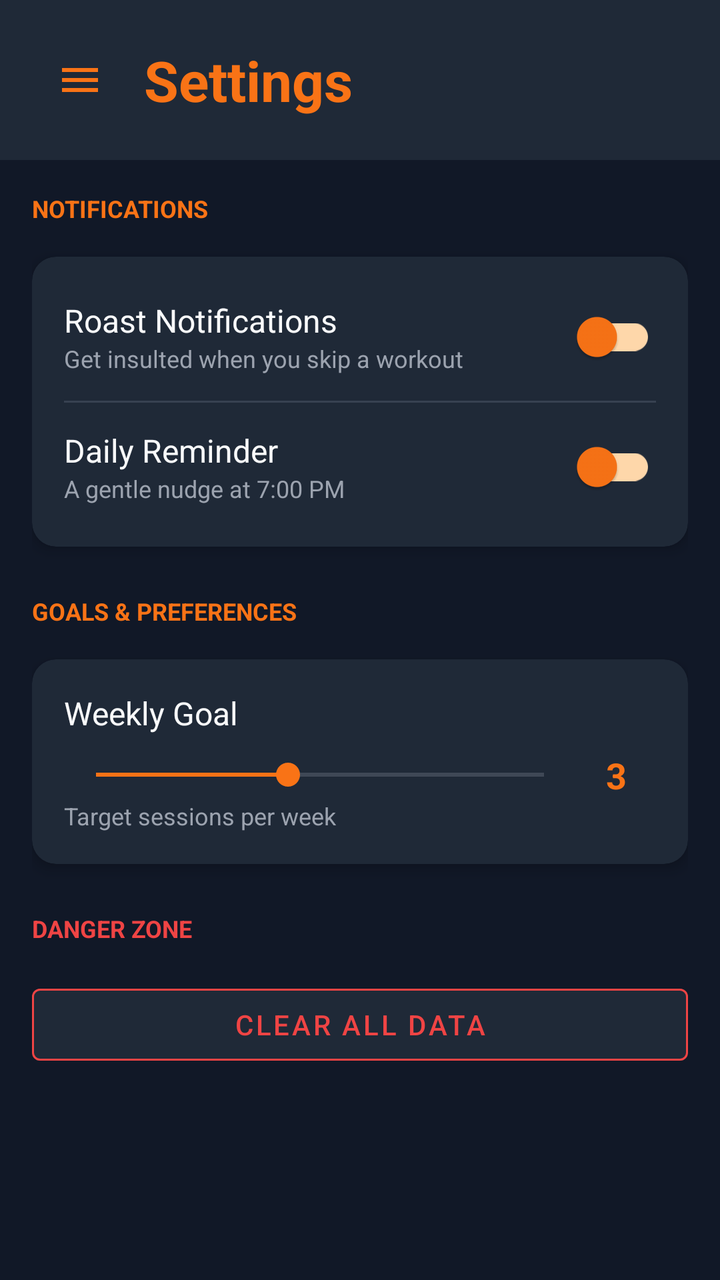
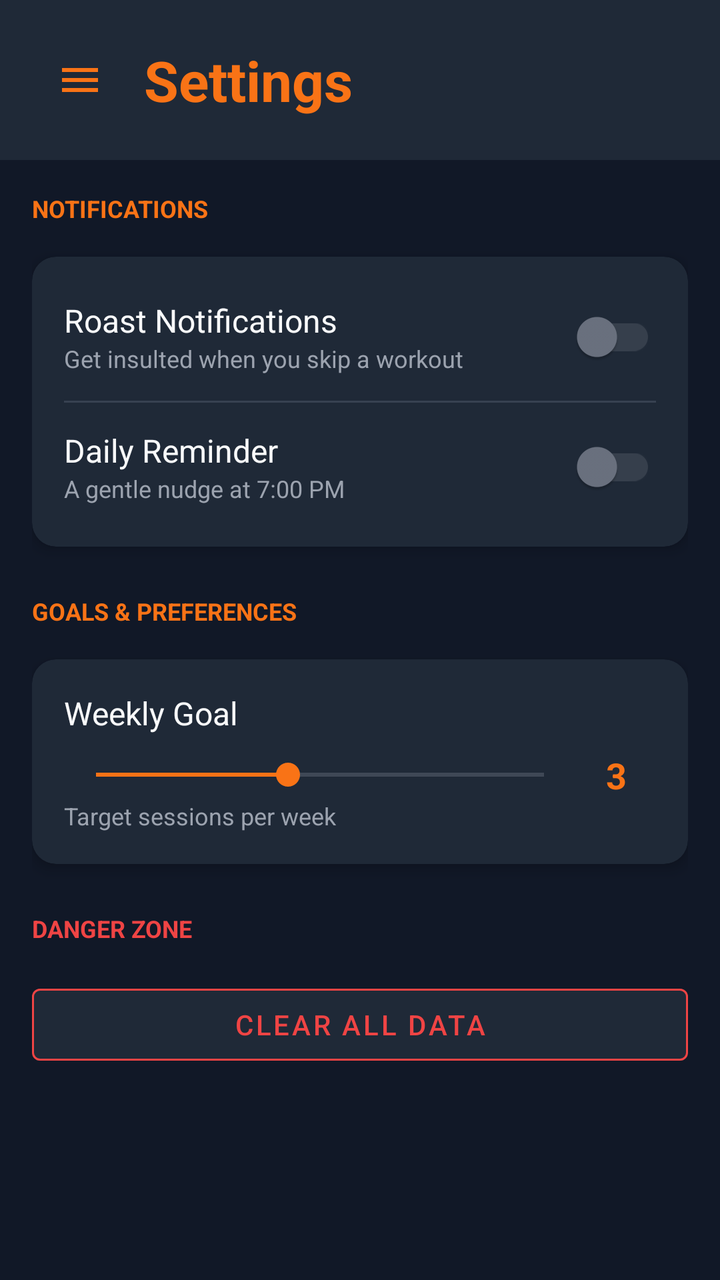

The first picture is an Android layout as it rendered before a commit; the second is the same layout after the commit. The layout source and the unified diff follow.
<!-- AndroidManifest.xml: application theme Theme.FitForge -->
<!-- res/layout/activity_settings.xml -->
<?xml version="1.0" encoding="utf-8"?>
<androidx.drawerlayout.widget.DrawerLayout xmlns:android="http://schemas.android.com/apk/res/android"
    xmlns:app="http://schemas.android.com/apk/res-auto"
    android:id="@+id/drawer_layout"
    android:layout_width="match_parent"
    android:layout_height="match_parent">

    <androidx.constraintlayout.widget.ConstraintLayout
        android:layout_width="match_parent"
        android:layout_height="match_parent"
        android:background="@color/fit_bg">

        
        <LinearLayout
            android:id="@+id/layout_header"
            android:layout_width="match_parent"
            android:layout_height="wrap_content"
            android:orientation="horizontal"
            android:padding="16dp"
            android:gravity="center_vertical"
            android:background="@color/fit_surface"
            app:layout_constraintTop_toTopOf="parent">

            <ImageButton
                android:id="@+id/btnMenu"
                android:layout_width="48dp"
                android:layout_height="48dp"
                android:src="@drawable/ic_menu"
                android:background="?attr/selectableItemBackgroundBorderless"
                app:tint="@color/fit_orange"
                android:layout_marginEnd="8dp" />

            <TextView
                android:layout_width="0dp"
                android:layout_height="wrap_content"
                android:layout_weight="1"
                android:text="Settings"
                style="@style/TitleTextStyle" />
        </LinearLayout>

        <ScrollView
            android:layout_width="match_parent"
            android:layout_height="0dp"
            app:layout_constraintTop_toBottomOf="@id/layout_header"
            app:layout_constraintBottom_toBottomOf="parent">

            <LinearLayout
                android:layout_width="match_parent"
                android:layout_height="wrap_content"
                android:orientation="vertical"
                android:padding="16dp">

                <TextView
                    android:layout_width="wrap_content"
                    android:layout_height="wrap_content"
                    android:text="NOTIFICATIONS"
                    android:textSize="12sp"
                    android:textStyle="bold"
                    android:textColor="@color/fit_orange"
                    android:layout_marginBottom="16dp" />

                <androidx.cardview.widget.CardView
                    android:layout_width="match_parent"
                    android:layout_height="wrap_content"
                    android:layout_marginBottom="24dp"
                    style="@style/DarkCardStyle">

                    <LinearLayout
                        android:layout_width="match_parent"
                        android:layout_height="wrap_content"
                        android:orientation="vertical"
                        android:padding="8dp">

                        <LinearLayout
                            android:layout_width="match_parent"
                            android:layout_height="wrap_content"
                            android:orientation="horizontal"
                            android:gravity="center_vertical"
                            android:padding="8dp">
                            <LinearLayout
                                android:layout_width="0dp"
                                android:layout_height="wrap_content"
                                android:layout_weight="1"
                                android:orientation="vertical">
                                <TextView
                                    android:layout_width="wrap_content"
                                    android:layout_height="wrap_content"
                                    android:text="Roast Notifications"
                                    android:textColor="@color/fit_text_primary"
                                    android:textSize="16sp" />
                                <TextView
                                    android:layout_width="wrap_content"
                                    android:layout_height="wrap_content"
                                    android:text="Get insulted when you skip a workout"
                                    android:textColor="@color/fit_text_secondary"
                                    android:textSize="12sp" />
                            </LinearLayout>
                            <androidx.appcompat.widget.SwitchCompat
                                android:id="@+id/switchRoast"
                                android:layout_width="wrap_content"
                                android:layout_height="wrap_content"
                                app:thumbTint="@color/fit_orange"
                                app:trackTint="@color/fit_orange_light" />
                        </LinearLayout>

                        <View
                            android:layout_width="match_parent"
                            android:layout_height="1dp"
                            android:background="@color/fit_divider"
                            android:layout_marginHorizontal="8dp" />

                        <LinearLayout
                            android:layout_width="match_parent"
                            android:layout_height="wrap_content"
                            android:orientation="horizontal"
                            android:gravity="center_vertical"
                            android:padding="8dp">
                            <LinearLayout
                                android:layout_width="0dp"
                                android:layout_height="wrap_content"
                                android:layout_weight="1"
                                android:orientation="vertical">
                                <TextView
                                    android:layout_width="wrap_content"
                                    android:layout_height="wrap_content"
                                    android:text="Daily Reminder"
                                    android:textColor="@color/fit_text_primary"
                                    android:textSize="16sp" />
                                <TextView
                                    android:layout_width="wrap_content"
                                    android:layout_height="wrap_content"
                                    android:text="A gentle nudge at 7:00 PM"
                                    android:textColor="@color/fit_text_secondary"
                                    android:textSize="12sp" />
                            </LinearLayout>
                            <androidx.appcompat.widget.SwitchCompat
                                android:id="@+id/switchReminder"
                                android:layout_width="wrap_content"
                                android:layout_height="wrap_content"
                                app:thumbTint="@color/fit_orange"
                                app:trackTint="@color/fit_orange_light" />
                        </LinearLayout>
                    </LinearLayout>
                </androidx.cardview.widget.CardView>

                <TextView
                    android:layout_width="wrap_content"
                    android:layout_height="wrap_content"
                    android:text="GOALS &amp; PREFERENCES"
                    android:textSize="12sp"
                    android:textStyle="bold"
                    android:textColor="@color/fit_orange"
                    android:layout_marginBottom="16dp" />

                <androidx.cardview.widget.CardView
                    android:layout_width="match_parent"
                    android:layout_height="wrap_content"
                    android:layout_marginBottom="24dp"
                    style="@style/DarkCardStyle">

                    <LinearLayout
                        android:layout_width="match_parent"
                        android:layout_height="wrap_content"
                        android:orientation="vertical"
                        android:padding="16dp">

                        <TextView
                            android:layout_width="wrap_content"
                            android:layout_height="wrap_content"
                            android:text="Weekly Goal"
                            android:textColor="@color/fit_text_primary"
                            android:textSize="16sp" />

                        <LinearLayout
                            android:layout_width="match_parent"
                            android:layout_height="wrap_content"
                            android:orientation="horizontal"
                            android:gravity="center_vertical"
                            android:layout_marginTop="8dp">
                            <SeekBar
                                android:id="@+id/seekBarGoal"
                                android:layout_width="0dp"
                                android:layout_height="wrap_content"
                                android:layout_weight="1"
                                android:max="7"
                                android:progress="3"
                                android:progressTint="@color/fit_orange"
                                android:thumbTint="@color/fit_orange" />
                            <TextView
                                android:id="@+id/tvGoalValue"
                                android:layout_width="40dp"
                                android:layout_height="wrap_content"
                                android:text="3"
                                android:gravity="center"
                                android:textColor="@color/fit_orange"
                                android:textStyle="bold"
                                android:textSize="18sp" />
                        </LinearLayout>
                        <TextView
                            android:layout_width="wrap_content"
                            android:layout_height="wrap_content"
                            android:text="Target sessions per week"
                            android:textColor="@color/fit_text_secondary"
                            android:textSize="12sp" />
                    </LinearLayout>
                </androidx.cardview.widget.CardView>

                <TextView
                    android:layout_width="wrap_content"
                    android:layout_height="wrap_content"
                    android:text="DANGER ZONE"
                    android:textSize="12sp"
                    android:textStyle="bold"
                    android:textColor="@color/fit_error"
                    android:layout_marginBottom="16dp" />

                <Button
                    android:id="@+id/btnClearData"
                    android:layout_width="match_parent"
                    android:layout_height="wrap_content"
                    android:text="Clear All Data"
                    android:backgroundTint="@color/fit_surface"
                    android:textColor="@color/fit_error"
                    app:strokeColor="@color/fit_error"
                    app:strokeWidth="1dp"
                    style="@style/Widget.MaterialComponents.Button.OutlinedButton" />

            </LinearLayout>
        </ScrollView>
    </androidx.constraintlayout.widget.ConstraintLayout>

    <com.google.android.material.navigation.NavigationView
        android:id="@+id/nav_view"
        android:layout_width="wrap_content"
        android:layout_height="match_parent"
        android:layout_gravity="start"
        android:background="@color/fit_surface"
        app:headerLayout="@layout/nav_header"
        app:menu="@menu/drawer_menu"
        app:itemTextColor="@color/fit_text_primary"
        app:itemIconTint="@color/fit_orange" />

</androidx.drawerlayout.widget.DrawerLayout>
<!-- res/layout/nav_header.xml (included above) -->
<?xml version="1.0" encoding="utf-8"?>
<androidx.constraintlayout.widget.ConstraintLayout xmlns:android="http://schemas.android.com/apk/res/android"
    xmlns:app="http://schemas.android.com/apk/res-auto"
    android:layout_width="match_parent"
    android:layout_height="180dp"
    android:background="@color/fit_surface"
    android:padding="24dp">

    <View
        android:layout_width="match_parent"
        android:layout_height="match_parent"
        android:background="@drawable/header_gradient"
        app:layout_constraintBottom_toBottomOf="parent"
        app:layout_constraintEnd_toEndOf="parent"
        app:layout_constraintStart_toStartOf="parent"
        app:layout_constraintTop_toTopOf="parent" />

    <com.google.android.material.imageview.ShapeableImageView
        android:id="@+id/ivNavProfilePic"
        android:layout_width="64dp"
        android:layout_height="64dp"
        android:padding="2dp"
        android:scaleType="centerCrop"
        android:src="@drawable/ff_gym_logo"
        app:layout_constraintEnd_toEndOf="parent"
        app:layout_constraintStart_toStartOf="parent"
        app:layout_constraintTop_toTopOf="parent"
        app:shapeAppearanceOverlay="@style/CircleImageView"
        app:strokeColor="@color/fit_orange"
        app:strokeWidth="2dp" />

    <TextView
        android:id="@+id/tvNavUsername"
        android:layout_width="0dp"
        android:layout_height="wrap_content"
        android:layout_marginTop="12dp"
        android:text="FitForge User"
        android:textColor="@color/white"
        android:textSize="20sp"
        android:textStyle="bold"
        android:ellipsize="end"
        android:gravity="center"
        android:singleLine="true"
        app:layout_constraintEnd_toEndOf="parent"
        app:layout_constraintStart_toStartOf="parent"
        app:layout_constraintTop_toBottomOf="@id/ivNavProfilePic" />

    <TextView
        android:id="@+id/tvNavTagline"
        android:layout_width="wrap_content"
        android:layout_height="wrap_content"
        android:text="Built Different"
        android:textColor="@color/fit_orange"
        android:textSize="14sp"
        android:textStyle="italic"
        app:layout_constraintEnd_toEndOf="parent"
        app:layout_constraintStart_toStartOf="parent"
        app:layout_constraintTop_toBottomOf="@id/tvNavUsername" />

</androidx.constraintlayout.widget.ConstraintLayout>
<!-- resources referenced by this layout -->
<resources>
  <color name="fit_bg">#111827</color>
  <color name="fit_divider">#374151</color>
  <color name="fit_error">#EF4444</color>
  <color name="fit_orange">#F97316</color>
  <color name="fit_orange_light">#FED7AA</color>
  <color name="fit_surface">#1F2937</color>
  <color name="fit_text_primary">#F9FAFB</color>
  <color name="fit_text_secondary">#9CA3AF</color>
  <color name="white">#FFFFFF</color>
  <!-- drawable header_gradient (drawable) -->
  <?xml version="1.0" encoding="utf-8"?>
  <shape xmlns:android="http://schemas.android.com/apk/res/android"
      android:shape="rectangle">
      <gradient
          android:startColor="#33F97316"
          android:endColor="@android:color/transparent"
          android:angle="270" />
      <corners
          android:topLeftRadius="24dp"
          android:topRightRadius="24dp" />
  </shape>
  <!-- drawable ic_menu (drawable) -->
  <vector xmlns:android="http://schemas.android.com/apk/res/android"
      android:width="24dp"
      android:height="24dp"
      android:viewportWidth="24"
      android:viewportHeight="24">
      <path
          android:fillColor="#000000"
          android:pathData="M3,18h18v-2H3V18zM3,13h18v-2H3V13zM3,6v2h18V6H3z"/>
  </vector>
  <style name="CircleImageView">
          <item name="cornerSize">50%</item>
      </style>
  <style name="DarkCardStyle" parent="CardView">
          <item name="cardBackgroundColor">@color/fit_surface</item>
          <item name="cardCornerRadius">12dp</item>
          <item name="cardElevation">4dp</item>
      </style>
  <style name="TitleTextStyle">
          <item name="android:textSize">28sp</item>
          <item name="android:textColor">@color/fit_orange</item>
          <item name="android:textStyle">bold</item>
      </style>
  <style name="Theme.FitForge" parent="Theme.MaterialComponents.DayNight.NoActionBar">
          <item name="colorPrimary">@color/fit_orange</item>
          <item name="colorPrimaryVariant">@color/fit_orange_dark</item>
          <item name="colorOnPrimary">@color/white</item>
          <item name="colorSecondary">@color/fit_surface2</item>
          <item name="colorOnSecondary">@color/fit_text_primary</item>
          <item name="android:colorBackground">@color/fit_bg</item>
          <item name="android:textColorPrimary">@color/fit_text_primary</item>
          <item name="android:textColorSecondary">@color/fit_text_secondary</item>
          <item name="android:windowBackground">@color/fit_bg</item>
  
          
          <item name="android:spinnerItemStyle">@style/FitSpinnerItem</item>
          <item name="android:spinnerDropDownItemStyle">@style/FitSpinnerDropDownItem</item>
          <item name="alertDialogTheme">@style/FitAlertDialogTheme</item>
      </style>
  <color name="fit_orange_dark">#EA580C</color>
  <color name="fit_surface2">#374151</color>
  <style name="FitSpinnerItem" parent="Widget.AppCompat.TextView.SpinnerItem">
          <item name="android:textColor">@color/fit_text_primary</item>
      </style>
  <style name="FitSpinnerDropDownItem" parent="Widget.AppCompat.DropDownItem.Spinner">
          <item name="android:textColor">@color/fit_text_primary</item>
          <item name="android:background">@color/fit_surface</item>
      </style>
  <style name="FitAlertDialogTheme" parent="Theme.MaterialComponents.DayNight.Dialog.Alert">
          <item name="android:background">@color/fit_surface</item>
          <item name="android:textColorPrimary">@color/fit_text_primary</item>
          <item name="android:textColorSecondary">@color/fit_text_secondary</item>
          <item name="colorAccent">@color/fit_orange</item>
          <item name="buttonBarPositiveButtonStyle">@style/FitDialogButton</item>
          <item name="buttonBarNegativeButtonStyle">@style/FitDialogButton</item>
      </style>
  <style name="FitDialogButton" parent="Widget.MaterialComponents.Button.TextButton">
          <item name="android:textColor">@color/fit_orange</item>
      </style>
  <!-- unchanged entries left out for length: 1 -->
</resources>

<!-- the commit's change to res/layout/activity_settings.xml (unified diff, before → after) -->
@@ -99,8 +99,8 @@
                                 android:id="@+id/switchRoast"
                                 android:layout_width="wrap_content"
                                 android:layout_height="wrap_content"
-                                app:thumbTint="@color/fit_orange"
-                                app:trackTint="@color/fit_orange_light" />
+                                app:thumbTint="@color/switch_thumb_selector"
+                                app:trackTint="@color/switch_track_selector" />
                         </LinearLayout>
 
                         <View
@@ -110,11 +110,13 @@
                             android:layout_marginHorizontal="8dp" />
 
                         <LinearLayout
+                            android:id="@+id/layoutReminderTime"
                             android:layout_width="match_parent"
                             android:layout_height="wrap_content"
                             android:orientation="horizontal"
                             android:gravity="center_vertical"
-                            android:padding="8dp">
+                            android:padding="8dp"
+                            android:background="?attr/selectableItemBackground">
                             <LinearLayout
                                 android:layout_width="0dp"
                                 android:layout_height="wrap_content"
@@ -127,6 +129,7 @@
                                     android:textColor="@color/fit_text_primary"
                                     android:textSize="16sp" />
                                 <TextView
+                                    android:id="@+id/tvReminderTime"
                                     android:layout_width="wrap_content"
                                     android:layout_height="wrap_content"
                                     android:text="A gentle nudge at 7:00 PM"
@@ -137,8 +140,8 @@
                                 android:id="@+id/switchReminder"
                                 android:layout_width="wrap_content"
                                 android:layout_height="wrap_content"
-                                app:thumbTint="@color/fit_orange"
-                                app:trackTint="@color/fit_orange_light" />
+                                app:thumbTint="@color/switch_thumb_selector"
+                                app:trackTint="@color/switch_track_selector" />
                         </LinearLayout>
                     </LinearLayout>
                 </androidx.cardview.widget.CardView>
<!-- resource entries referenced after the edit -->
@@ -4,7 +4,6 @@
   <color name="fit_divider">#374151</color>
   <color name="fit_error">#EF4444</color>
   <color name="fit_orange">#F97316</color>
-  <color name="fit_orange_light">#FED7AA</color>
   <color name="fit_surface">#1F2937</color>
   <color name="fit_text_primary">#F9FAFB</color>
   <color name="fit_text_secondary">#9CA3AF</color>
